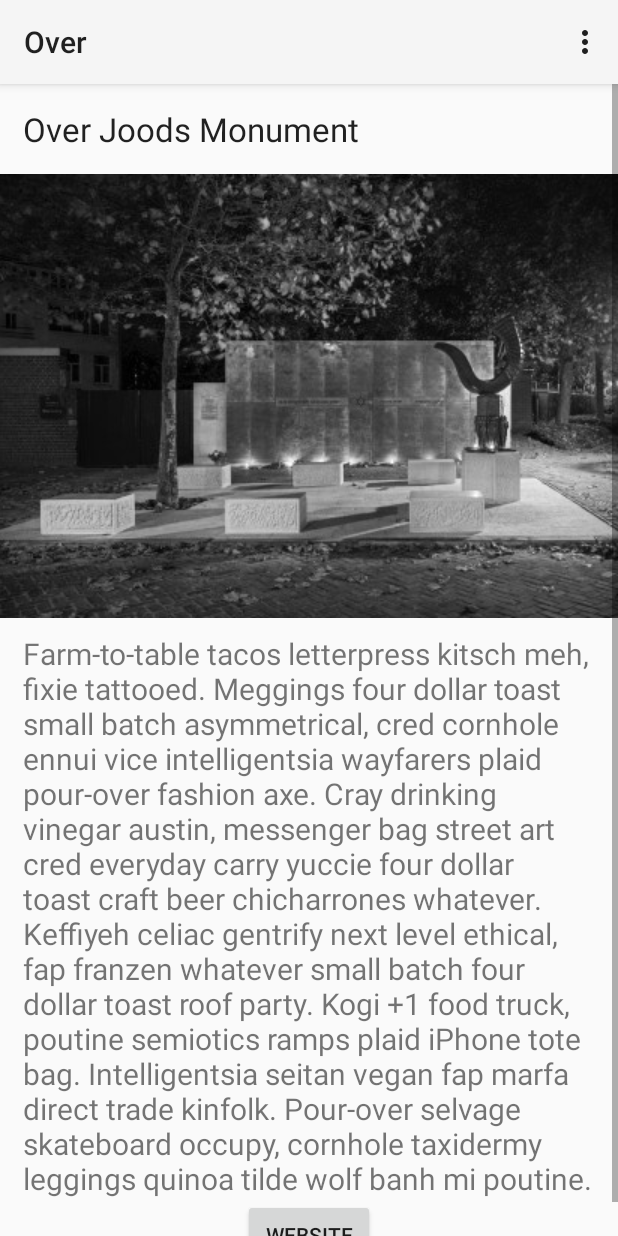
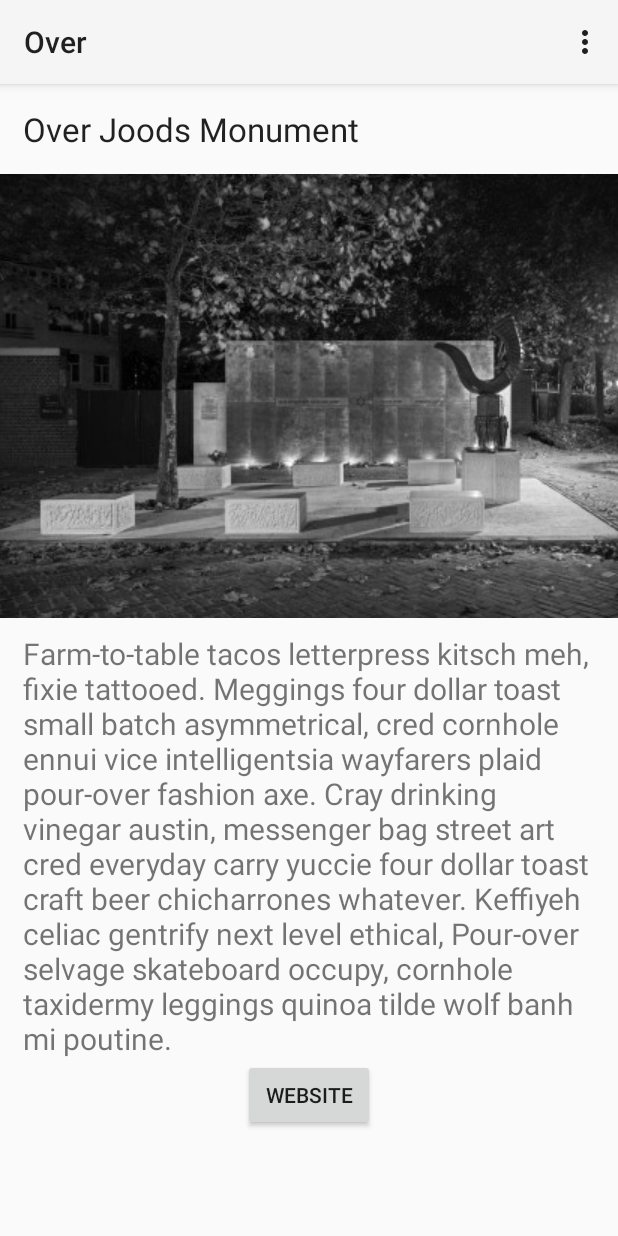
Before and after one commit to yuridepuri/joodsmonument, an Android app: the OverJoodsMonument screen opened directly, with no data from a screen before it, on a phone screen of 412 x 824 dp. Run offline under Robolectric (Android 15) with nearby library versions, the phone set to English and light mode, and no system bars.

Commit message:
some changes again

```diff
--- a/app/src/main/res/layout/main_activity.xml
+++ b/app/src/main/res/layout/main_activity.xml
@@ -8,7 +8,7 @@
     <com.daimajia.slider.library.SliderLayout
         android:id="@+id/slider"
         android:layout_width="fill_parent"
-        android:layout_height="fill_parent"
+        android:layout_height="wrap_content"
         android:scaleType="centerCrop"
 
         />
--- a/app/src/main/res/values/strings.xml
+++ b/app/src/main/res/values/strings.xml
@@ -2,5 +2,5 @@
     <string name="app_name">Joods Monument</string>
     <string name="title_activity_maps">Map</string>
     <string name="action_settings">Settings</string>
-    <string name="over_tekst">Farm-to-table tacos letterpress kitsch meh, fixie tattooed. Meggings four dollar toast small batch asymmetrical, cred cornhole ennui vice intelligentsia wayfarers plaid pour-over fashion axe. Cray drinking vinegar austin, messenger bag street art cred everyday carry yuccie four dollar toast craft beer chicharrones whatever. Keffiyeh celiac gentrify next level ethical, fap franzen whatever small batch four dollar toast roof party. Kogi +1 food truck, poutine semiotics ramps plaid iPhone tote bag. Intelligentsia seitan vegan fap marfa direct trade kinfolk. Pour-over selvage skateboard occupy, cornhole taxidermy leggings quinoa tilde wolf banh mi poutine.</string>
+    <string name="over_tekst">Farm-to-table tacos letterpress kitsch meh, fixie tattooed. Meggings four dollar toast small batch asymmetrical, cred cornhole ennui vice intelligentsia wayfarers plaid pour-over fashion axe. Cray drinking vinegar austin, messenger bag street art cred everyday carry yuccie four dollar toast craft beer chicharrones whatever. Keffiyeh celiac gentrify next level ethical, Pour-over selvage skateboard occupy, cornhole taxidermy leggings quinoa tilde wolf banh mi poutine.</string>
 </resources>
```
Also changed, not shown: app/src/main/java/com/application/joodsmonument2016/app/OverJoodsMonument.java (+8 -8 lines), 1 other file.
